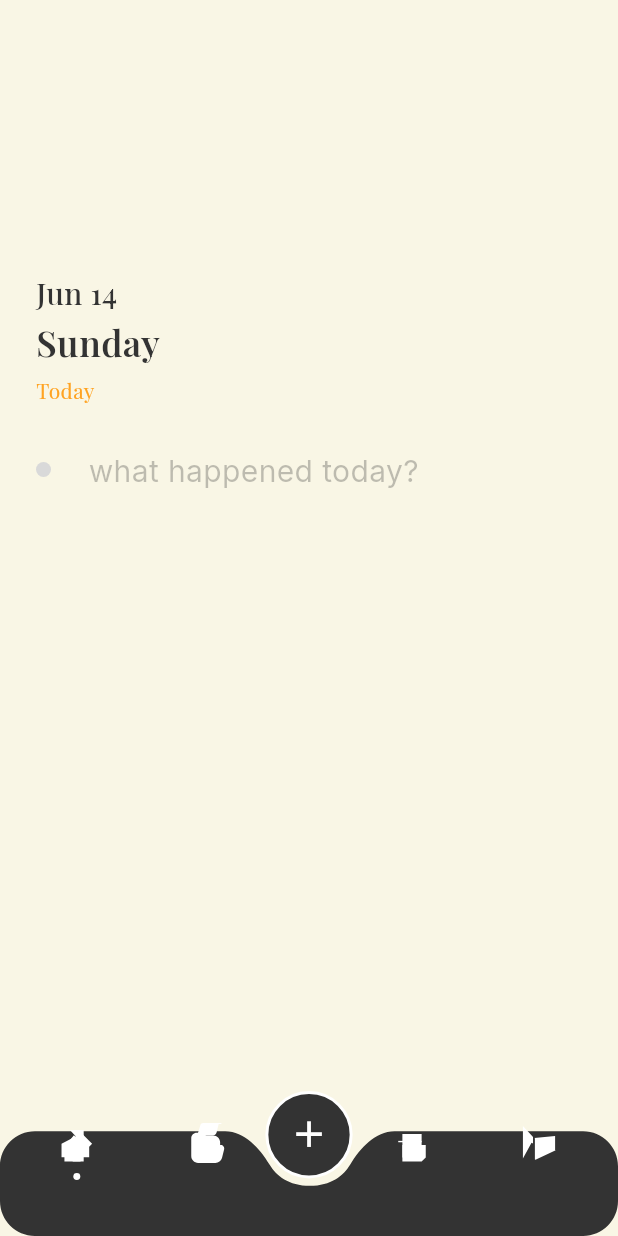
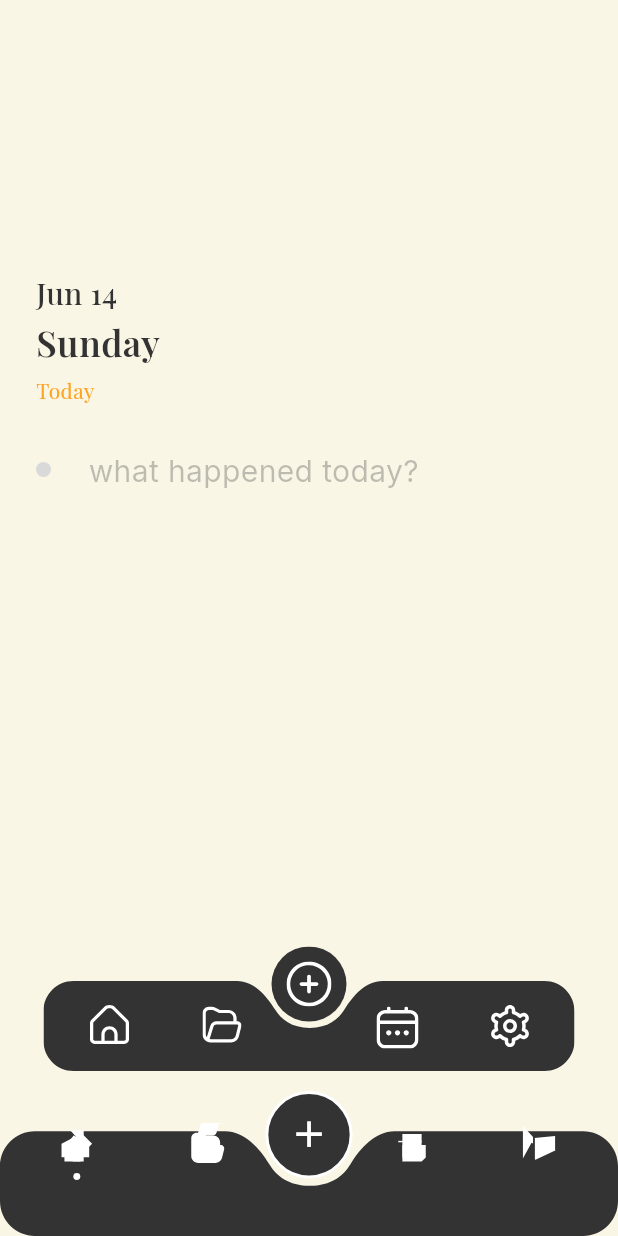
Before and after one commit to HemanthAdapala/QuickNotes, a Flutter app: the HomeScreen screen opened directly, on a phone screen of 412 x 824 dp. Run offline on Flutter 3.47's test engine with Material 3 defaults, Android fonts, the phone set to English and light mode, and no system bars; our stand-ins replace audioplayers, flutter_local_notifications, flutter_markdown, flutter_secure_storage, flutter_svg, google_fonts and 7 more; missing offline and left inert: encrypt, home_widget, record; accounts and stored records are empty; network calls fail; project files that could hold a hidden picture were left out.

Commit message:
feat: temporarily restore original bottom navigation above current bar for side-by-side visual comparison

```diff
--- a/lib/views/screens/home_screen.dart
+++ b/lib/views/screens/home_screen.dart
@@ -2,6 +2,7 @@ import 'package:flutter/material.dart';
 import 'package:flutter/services.dart';
 import 'package:google_fonts/google_fonts.dart';
 import 'package:provider/provider.dart';
+import 'package:flutter_svg/flutter_svg.dart';
 
 import '../../providers/notes_provider.dart';
 import '../../themes/app_theme.dart';
@@ -134,6 +135,90 @@ class _HomeScreenState extends State<HomeScreen> {
             ],
           ),
 
+          // ── Restored Bottom Bar (Comparison) ────────────────────────
+          Positioned(
+            bottom: 110,
+            left: 24,
+            right: 24,
+            child: Center(
+              child: SizedBox(
+                width: 354,
+                height: 83,
+                child: Stack(
+                  children: [
+                    SvgPicture.asset(
+                      'assets/icons/bottom_bar.svg',
+                      width: 354,
+                      height: 83,
+                    ),
+                    Positioned(
+                      left: 31,
+                      top: 39,
+                      width: 26,
+                      height: 26,
+                      child: GestureDetector(
+                        onTap: () {
+                          HapticFeedback.lightImpact();
+                          setState(() => _activeNavIndex = 0);
+                        },
+                        child: Container(color: Colors.transparent),
+                      ),
+                    ),
+                    Positioned(
+                      left: 106,
+                      top: 39,
+                      width: 26,
+                      height: 26,
+                      child: GestureDetector(
+                        onTap: () {
+                          HapticFeedback.lightImpact();
+                          setState(() => _activeNavIndex = 1);
+                        },
+                        child: Container(color: Colors.transparent),
+                      ),
+                    ),
+                    Positioned(
+                      left: 152,
+                      top: 0,
+                      width: 50,
+                      height: 50,
+                      child: GestureDetector(
+                        onTap: _openNewNote,
+                        child: Container(color: Colors.transparent),
+                      ),
+                    ),
+                    Positioned(
+                      left: 222,
+                      top: 40,
+                      width: 28,
+                      height: 28,
+                      child: GestureDetector(
+                        onTap: () {
+                          HapticFeedback.lightImpact();
+                          setState(() => _activeNavIndex = 2);
+                        },
+                        child: Container(color: Colors.transparent),
+                      ),
+                    ),
+                    Positioned(
+                      left: 297,
+                      top: 39,
+                      width: 28,
+                      height: 28,
+                      child: GestureDetector(
+                        onTap: () {
+                          HapticFeedback.lightImpact();
+                          setState(() => _activeNavIndex = 3);
+                        },
+                        child: Container(color: Colors.transparent),
+                      ),
+                    ),
+                  ],
+                ),
+              ),
+            ),
+          ),
+
           // ── Bottom nav bar ─────────────────────────────────────────
           Positioned(
             bottom: 0,
```
